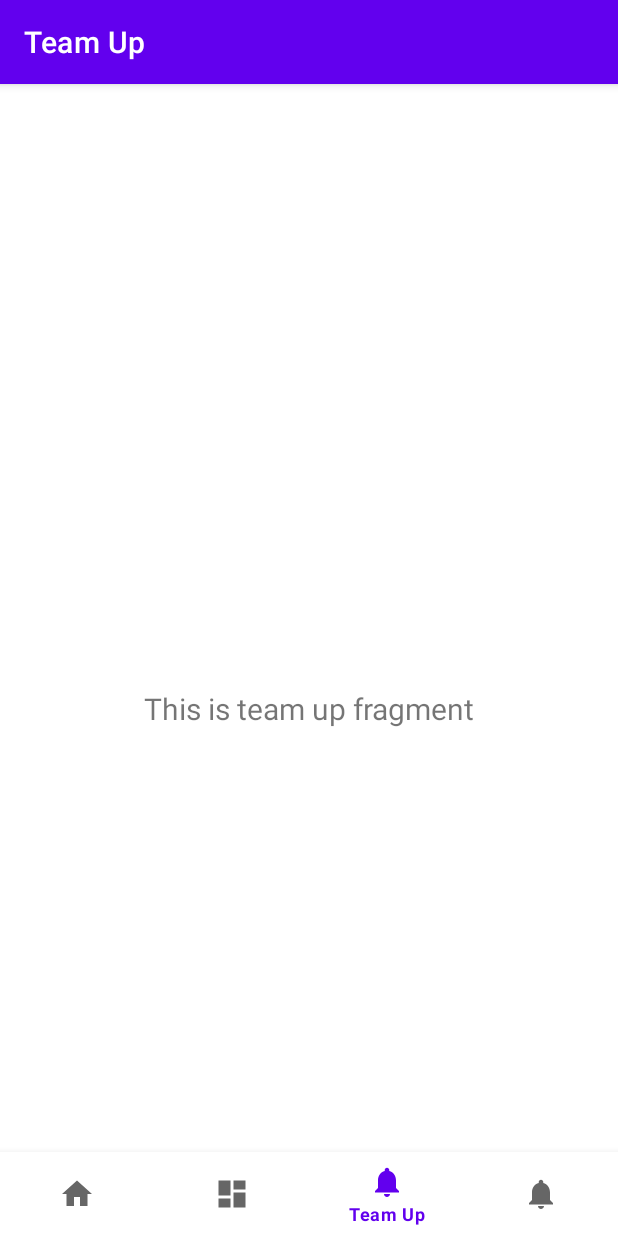
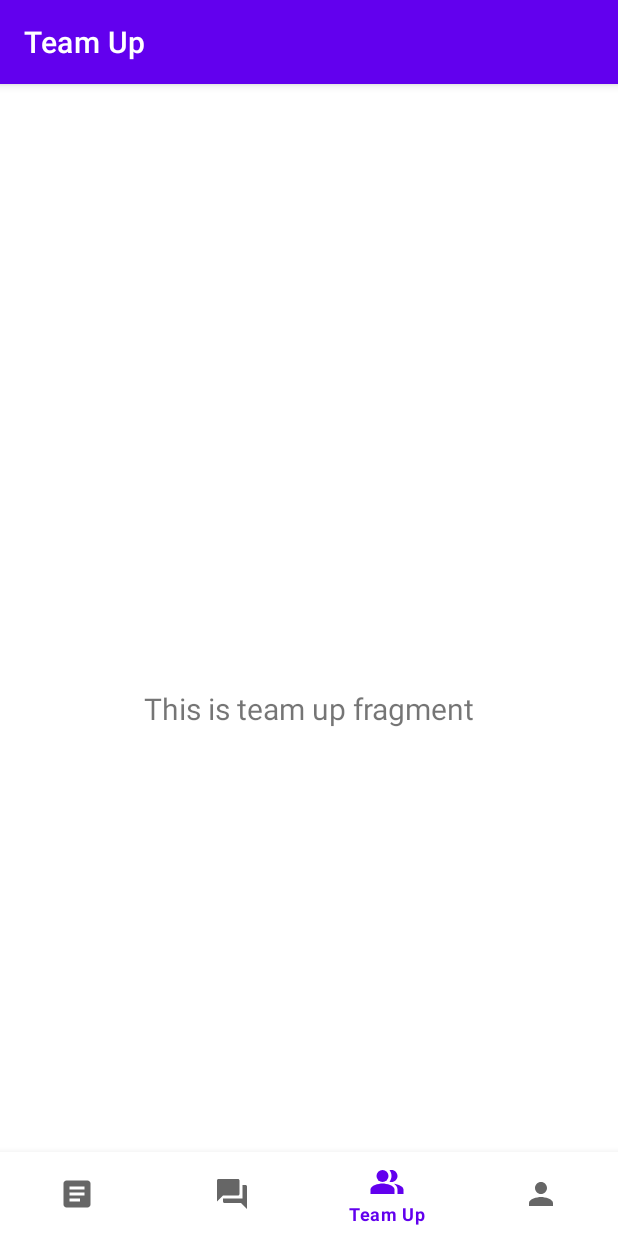
Before and after one commit to TheFu527/e-game-playground, an Android app: the screen it shows after launch (NavigationActivity), item 3 of the bottom bar chosen, on a phone screen of 412 x 824 dp. Run offline under Robolectric (Android 15) with nearby library versions, the phone set to English and light mode, and no system bars; our stand-ins replace navigation-ui.

Commit message:
fix(ui-framework): fix navigation icon

```diff
--- a/EgamePlaygound/app/src/main/res/drawable/ic_dashboard_black_24dp.xml
+++ /dev/null
@@ -1,9 +0,0 @@
-<vector xmlns:android="http://schemas.android.com/apk/res/android"
-    android:width="24dp"
-    android:height="24dp"
-    android:viewportWidth="24.0"
-    android:viewportHeight="24.0">
-    <path
-        android:fillColor="#FF000000"
-        android:pathData="M3,13h8L11,3L3,3v10zM3,21h8v-6L3,15v6zM13,21h8L21,11h-8v10zM13,3v6h8L21,3h-8z" />
-</vector>
--- /dev/null
+++ b/EgamePlaygound/app/src/main/res/drawable/ic_events_black_24dp.xml
@@ -0,0 +1,10 @@
+<vector xmlns:android="http://schemas.android.com/apk/res/android"
+    android:width="24dp"
+    android:height="24dp"
+    android:viewportWidth="24"
+    android:viewportHeight="24"
+    android:tint="?attr/colorControlNormal">
+  <path
+      android:fillColor="@android:color/white"
+      android:pathData="M19,3L5,3c-1.1,0 -2,0.9 -2,2v14c0,1.1 0.9,2 2,2h14c1.1,0 2,-0.9 2,-2L21,5c0,-1.1 -0.9,-2 -2,-2zM14,17L7,17v-2h7v2zM17,13L7,13v-2h10v2zM17,9L7,9L7,7h10v2z"/>
+</vector>
--- a/EgamePlaygound/app/src/main/res/drawable/ic_home_black_24dp.xml
+++ /dev/null
@@ -1,9 +0,0 @@
-<vector xmlns:android="http://schemas.android.com/apk/res/android"
-    android:width="24dp"
-    android:height="24dp"
-    android:viewportWidth="24.0"
-    android:viewportHeight="24.0">
-    <path
-        android:fillColor="#FF000000"
-        android:pathData="M10,20v-6h4v6h5v-8h3L12,3 2,12h3v8z" />
-</vector>
--- /dev/null
+++ b/EgamePlaygound/app/src/main/res/drawable/ic_me_black_24dp.xml
@@ -0,0 +1,10 @@
+<vector xmlns:android="http://schemas.android.com/apk/res/android"
+    android:width="24dp"
+    android:height="24dp"
+    android:viewportWidth="24"
+    android:viewportHeight="24"
+    android:tint="?attr/colorControlNormal">
+  <path
+      android:fillColor="@android:color/white"
+      android:pathData="M12,12c2.21,0 4,-1.79 4,-4s-1.79,-4 -4,-4 -4,1.79 -4,4 1.79,4 4,4zM12,14c-2.67,0 -8,1.34 -8,4v2h16v-2c0,-2.66 -5.33,-4 -8,-4z"/>
+</vector>
--- a/EgamePlaygound/app/src/main/res/drawable/ic_notifications_black_24dp.xml
+++ /dev/null
@@ -1,9 +0,0 @@
-<vector xmlns:android="http://schemas.android.com/apk/res/android"
-    android:width="24dp"
-    android:height="24dp"
-    android:viewportWidth="24.0"
-    android:viewportHeight="24.0">
-    <path
-        android:fillColor="#FF000000"
-        android:pathData="M12,22c1.1,0 2,-0.9 2,-2h-4c0,1.1 0.89,2 2,2zM18,16v-5c0,-3.07 -1.64,-5.64 -4.5,-6.32L13.5,4c0,-0.83 -0.67,-1.5 -1.5,-1.5s-1.5,0.67 -1.5,1.5v0.68C7.63,5.36 6,7.92 6,11v5l-2,2v1h16v-1l-2,-2z" />
-</vector>
--- /dev/null
+++ b/EgamePlaygound/app/src/main/res/drawable/ic_piazza_black_24dp.xml
@@ -0,0 +1,10 @@
+<vector xmlns:android="http://schemas.android.com/apk/res/android"
+    android:width="24dp"
+    android:height="24dp"
+    android:viewportWidth="24"
+    android:viewportHeight="24"
+    android:tint="?attr/colorControlNormal">
+  <path
+      android:fillColor="@android:color/white"
+      android:pathData="M21,6h-2v9L6,15v2c0,0.55 0.45,1 1,1h11l4,4L22,7c0,-0.55 -0.45,-1 -1,-1zM17,12L17,3c0,-0.55 -0.45,-1 -1,-1L3,2c-0.55,0 -1,0.45 -1,1v14l4,-4h10c0.55,0 1,-0.45 1,-1z"/>
+</vector>
--- /dev/null
+++ b/EgamePlaygound/app/src/main/res/drawable/ic_teamup_black_24dp.xml
@@ -0,0 +1,23 @@
+<vector xmlns:android="http://schemas.android.com/apk/res/android"
+    android:width="24dp"
+    android:height="24dp"
+    android:viewportWidth="24"
+    android:viewportHeight="24"
+    android:tint="?attr/colorControlNormal">
+  <path
+      android:fillColor="@android:color/white"
+      android:pathData="M16.67,13.13C18.04,14.06 19,15.32 19,17v3h4v-3C23,14.82 19.43,13.53 16.67,13.13z"
+      android:fillType="evenOdd"/>
+  <path
+      android:fillColor="@android:color/white"
+      android:pathData="M9,8m-4,0a4,4 0,1 1,8 0a4,4 0,1 1,-8 0"
+      android:fillType="evenOdd"/>
+  <path
+      android:fillColor="@android:color/white"
+      android:pathData="M15,12c2.21,0 4,-1.79 4,-4c0,-2.21 -1.79,-4 -4,-4c-0.47,0 -0.91,0.1 -1.33,0.24C14.5,5.27 15,6.58 15,8s-0.5,2.73 -1.33,3.76C14.09,11.9 14.53,12 15,12z"
+      android:fillType="evenOdd"/>
+  <path
+      android:fillColor="@android:color/white"
+      android:pathData="M9,13c-2.67,0 -8,1.34 -8,4v3h16v-3C17,14.34 11.67,13 9,13z"
+      android:fillType="evenOdd"/>
+</vector>
--- a/EgamePlaygound/app/src/main/res/menu/bottom_nav_menu.xml
+++ b/EgamePlaygound/app/src/main/res/menu/bottom_nav_menu.xml
@@ -3,22 +3,22 @@
 
     <item
         android:id="@+id/navigation_events"
-        android:icon="@drawable/ic_home_black_24dp"
+        android:icon="@drawable/ic_events_black_24dp"
         android:title="@string/title_events" />
 
     <item
         android:id="@+id/navigation_piazza"
-        android:icon="@drawable/ic_dashboard_black_24dp"
+        android:icon="@drawable/ic_piazza_black_24dp"
         android:title="@string/title_piazza" />
 
     <item
         android:id="@+id/navigation_teamup"
-        android:icon="@drawable/ic_notifications_black_24dp"
+        android:icon="@drawable/ic_teamup_black_24dp"
         android:title="@string/title_teamup" />
 
     <item
         android:id="@+id/navigation_me"
-        android:icon="@drawable/ic_notifications_black_24dp"
+        android:icon="@drawable/ic_me_black_24dp"
         android:title="@string/title_me" />
 
 </menu>
```
